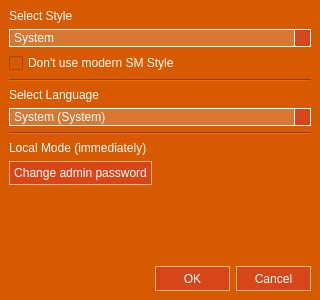
First picture: the form in src/servermgr/frmConfig.ui, repository Syping/servermgr, before the edit.
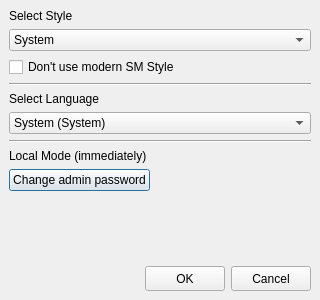
Second picture: the form after the edit. Icons and pictures are not drawn. Custom widgets are drawn as their Qt base class.

Commit message: config style sheet improved

Patch:
```diff
--- a/src/servermgr/frmConfig.ui
+++ b/src/servermgr/frmConfig.ui
@@ -46,122 +46,6 @@
    </property>
    <item>
     <widget class="QWidget" name="configWidget" native="true">
-     <property name="styleSheet">
-      <string notr="true">QWidget#configWidget{
-	background-color: rgb(215, 90, 0);
-	color: rgb(255, 255, 255);
-	selection-background-color: rgb(255, 255, 255);
-	selection-color: rgb(215, 90, 0);
-}
-QMessageBox{
-	background-color: rgb(215, 90, 0);
-	color: rgb(255, 255, 255);
-	selection-background-color: rgb(255, 255, 255);
-	selection-color: rgb(215, 90, 0);
-}
-QInputBox{
-	background-color: rgb(215, 90, 0);
-	color: rgb(255, 255, 255);
-	selection-background-color: rgb(255, 255, 255);
-	selection-color: rgb(215, 90, 0);
-}
-QLabel{
-	background-color: rgb(215, 120, 50);
-	color: rgb(255, 255, 255);
-	selection-background-color: rgb(255, 255, 255);
-	selection-color: rgb(215, 90, 0);
-}
-QFrame{
-	background-color: rgb(215, 90, 0);
-	color: rgb(255, 255, 255);
-	selection-background-color: rgb(255, 255, 255);
-	selection-color: rgb(215, 90, 0);
-}
-QCheckBox{
-	background-color: rgb(215, 90, 0);
-	color: rgb(255, 255, 255);
-	selection-background-color: rgb(255, 255, 255);
-	selection-color: rgb(215, 90, 0);
-}
-QComboBox{
-	background-color: rgb(215, 120, 50);
-	color: rgb(255, 255, 255);
-	selection-background-color: rgb(255, 255, 255);
-	selection-color: rgb(215, 90, 0);
-	border: 1px solid white;
-}
-QComboBox::drop-down {
-    subcontrol-origin: padding;
-    subcontrol-position: top right;
-    width: 15px;
-    background-color: rgb(215, 70, 25); 
-    border-left-width: 1px;
-    border-left-color: white;
-    border-left-style: solid;
-}
-QComboBox::drop-down:hover{
-	background-color: rgb(255, 255, 255);
-}
-QComboBox::drop-down:on{
-	background-color: rgb(255, 255, 255);
-}
-QComboBox::down-arrow{
-	image: url(:/icon/down-arrow.png);
-}
-QComboBox::down-arrow:hover{
-	image: url(:/icon/down-arrow_o.png);
-}
-QComboBox::down-arrow:on{
-    image: url(:/icon/down-arrow_o.png);
-    top: 1px;
-    left: 1px;
-}
-QComboBox QAbstractItemView{
-	background-color: rgb(215, 120, 50);
-	color: rgb(255, 255, 255);
-	selection-background-color: rgb(255, 255, 255);
-	selection-color: rgb(215, 90, 0);
-	outline: none;
-}
-QLineEdit{
-	background-color: rgb(215, 120, 50);
-	color: rgb(255, 255, 255);
-	selection-background-color: rgb(255, 255, 255);
-	selection-color: rgb(215, 90, 0);
-	border: 1px solid white;
-}
-QPushButton{
-	border-style: ridge;
-	background-color: rgb(215, 70, 25); 
-	color: rgb(255, 255, 255);
-	border-width: 1px;
-	border-radius: 0px;
-	border-color: rgb(215, 120, 50);
-	min-width: 5em;
-	padding: 4px;
-}
-QPushButton:pressed{
-	background-color: rgb(255, 255, 255);
-	color: rgb(215, 70, 25);
-	border-style: inset;
-}
-QPushButton:hover{
-	background-color: rgb(255, 255, 255);
-	color: rgb(215, 70, 25);
-}
-QPushButton:focus{
-	background-color: rgb(218, 86, 45);
-}
-QPushButton:focus:hover{
-	background-color: rgb(255, 255, 255);
-	color: rgb(215, 70, 25);
-}
-QPushButton:focus:pressed{
-	background-color: rgb(255, 255, 255);
-	color: rgb(215, 70, 25);
-	border-style: inset;
-}</string>
-     </property>
      <layout class="QVBoxLayout" name="configWidgetLayout">
       <item>
        <widget class="KPTLabel" name="labStyle">
```
Left out of the diff: 6 changed lines with no effect on the pictures. The commit also changes 3 other files.
